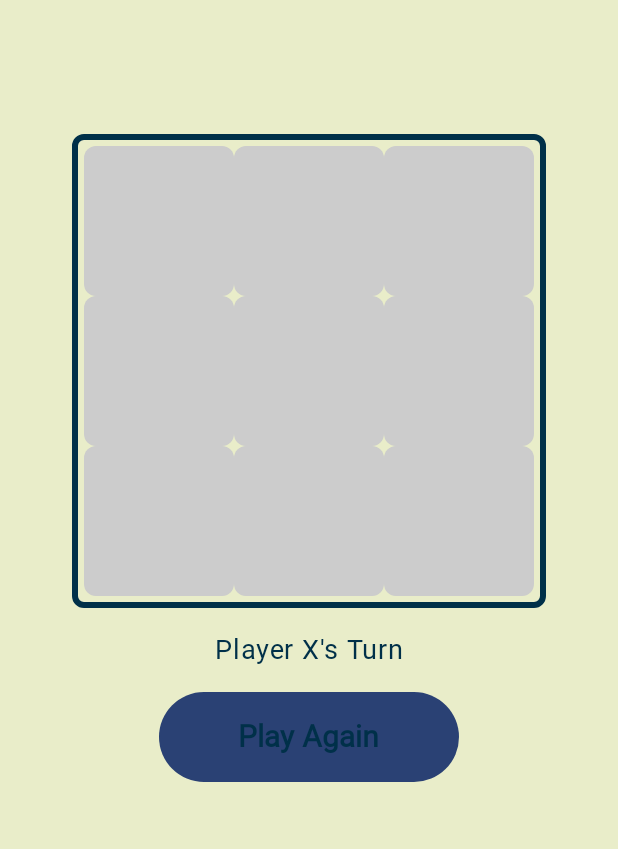
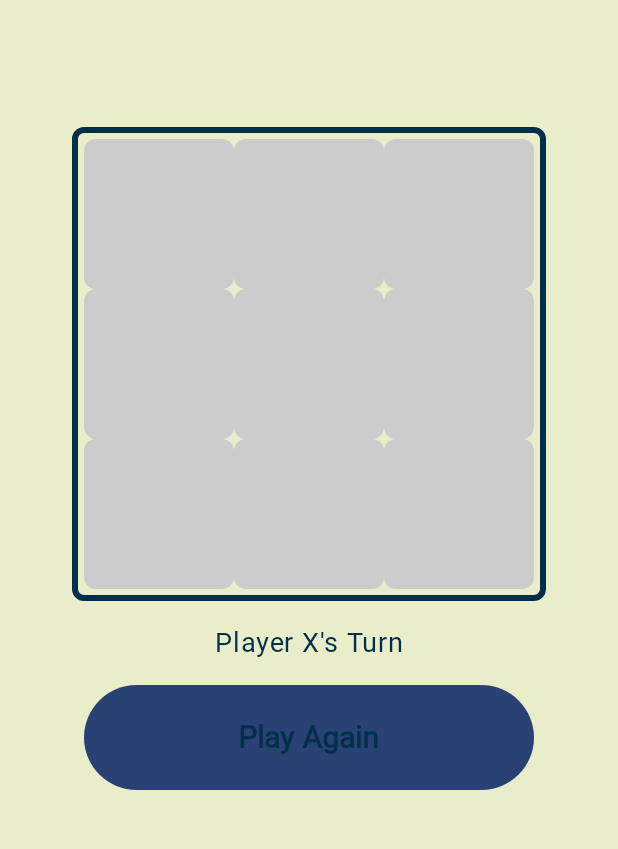
Before and after one commit to barkobi40/Tic-Tac-Toe-Game, an Android app built with Jetpack Compose: the screen it shows after launch (MainActivity), on a phone screen of 412 x 824 dp, the part 160-1009 px from its top. Run offline under Robolectric (Android 15) with nearby library versions, the phone set to English and light mode, and no system bars; Roboto replaces fonts that are not available here.

Commit message:
UI: Increased size of Play Again button

```diff
--- a/app/src/main/java/com/barkobi/myapplicationtictactoe/MainActivity.kt
+++ b/app/src/main/java/com/barkobi/myapplicationtictactoe/MainActivity.kt
@@ -153,8 +153,8 @@ fun TicTacToeGame() {
                     winner = null
                 },
                 modifier = Modifier
-                    .width(200.dp)
-                    .height(60.dp)
+                    .width(300.dp)
+                    .height(70.dp)
             ) {
                 Text(
                     text = "Play Again",
```
